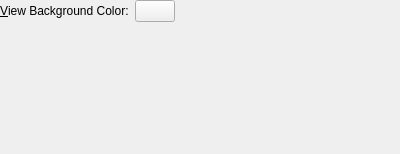
Old version of the form app/configdialog.ui in the repository KDE/gwenview.
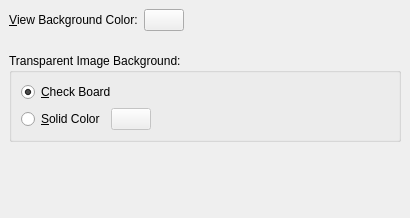
New version of the form. Custom widgets are drawn as their Qt base class.

Commit message: Added configuration ui to be able to define background of transparent images;

Patch:
```diff
--- a/app/configdialog.ui
+++ b/app/configdialog.ui
@@ -5,63 +5,185 @@
    <rect>
     <x>0</x>
     <y>0</y>
-    <width>400</width>
-    <height>154</height>
+    <width>410</width>
+    <height>218</height>
    </rect>
   </property>
-  <layout class="QGridLayout" >
+  <layout class="QVBoxLayout" >
    <property name="margin" >
-    <number>0</number>
+    <number>9</number>
    </property>
    <property name="spacing" >
     <number>6</number>
    </property>
-   <item row="1" column="1" >
+   <item>
+    <layout class="QHBoxLayout" >
+     <property name="margin" >
+      <number>0</number>
+     </property>
+     <property name="spacing" >
+      <number>6</number>
+     </property>
+     <item>
+      <widget class="QLabel" name="label" >
+       <property name="text" >
+        <string>&amp;View Background Color:</string>
+       </property>
+       <property name="buddy" >
+        <cstring>kcfg_ViewBackgroundColor</cstring>
+       </property>
+      </widget>
+     </item>
+     <item>
+      <widget class="KColorButton" name="kcfg_ViewBackgroundColor" >
+       <property name="text" >
+        <string/>
+       </property>
+      </widget>
+     </item>
+     <item>
+      <spacer>
+       <property name="orientation" >
+        <enum>Qt::Horizontal</enum>
+       </property>
+       <property name="sizeHint" >
+        <size>
+         <width>40</width>
+         <height>20</height>
+        </size>
+       </property>
+      </spacer>
+     </item>
+    </layout>
+   </item>
+   <item>
     <spacer>
      <property name="orientation" >
       <enum>Qt::Vertical</enum>
      </property>
+     <property name="sizeType" >
+      <enum>QSizePolicy::Fixed</enum>
+     </property>
      <property name="sizeHint" >
       <size>
        <width>20</width>
-       <height>40</height>
+       <height>16</height>
       </size>
      </property>
     </spacer>
    </item>
-   <item row="0" column="2" >
+   <item>
+    <widget class="KButtonGroup" name="kcfg_AlphaBackgroundMode" >
+     <property name="title" >
+      <string>Transparent Image Background:</string>
+     </property>
+     <property name="flat" >
+      <bool>true</bool>
+     </property>
+     <layout class="QVBoxLayout" >
+      <property name="margin" >
+       <number>9</number>
+      </property>
+      <property name="spacing" >
+       <number>6</number>
+      </property>
+      <item>
+       <layout class="QHBoxLayout" >
+        <property name="margin" >
+         <number>0</number>
+        </property>
+        <property name="spacing" >
+         <number>6</number>
+        </property>
+        <item>
+         <widget class="QRadioButton" name="checkBoardRadioButton" >
+          <property name="text" >
+           <string>&amp;Check Board</string>
+          </property>
+          <property name="checked" >
+           <bool>true</bool>
+          </property>
+         </widget>
+        </item>
+        <item>
+         <spacer>
+          <property name="orientation" >
+           <enum>Qt::Horizontal</enum>
+          </property>
+          <property name="sizeHint" >
+           <size>
+            <width>40</width>
+            <height>20</height>
+           </size>
+          </property>
+         </spacer>
+        </item>
+       </layout>
+      </item>
+      <item>
+       <layout class="QHBoxLayout" >
+        <property name="margin" >
+         <number>0</number>
+        </property>
+        <property name="spacing" >
+         <number>6</number>
+        </property>
+        <item>
+         <widget class="QRadioButton" name="solidColorRadioButton" >
+          <property name="text" >
+           <string>&amp;Solid Color</string>
+          </property>
+         </widget>
+        </item>
+        <item>
+         <widget class="KColorButton" name="kcfg_AlphaBackgroundColor" >
+          <property name="enabled" >
+           <bool>false</bool>
+          </property>
+          <property name="text" >
+           <string/>
+          </property>
+         </widget>
+        </item>
+        <item>
+         <spacer>
+          <property name="orientation" >
+           <enum>Qt::Horizontal</enum>
+          </property>
+          <property name="sizeHint" >
+           <size>
+            <width>40</width>
+            <height>20</height>
+           </size>
+          </property>
+         </spacer>
+        </item>
+       </layout>
+      </item>
+     </layout>
+    </widget>
+   </item>
+   <item>
     <spacer>
      <property name="orientation" >
-      <enum>Qt::Horizontal</enum>
+      <enum>Qt::Vertical</enum>
      </property>
      <property name="sizeHint" >
       <size>
-       <width>40</width>
-       <height>20</height>
+       <width>75</width>
+       <height>51</height>
       </size>
      </property>
     </spacer>
    </item>
-   <item row="0" column="1" >
-    <widget class="KColorButton" name="kcfg_ViewBackgroundColor" >
-     <property name="text" >
-      <string/>
-     </property>
-    </widget>
-   </item>
-   <item row="0" column="0" >
-    <widget class="QLabel" name="label" >
-     <property name="text" >
-      <string>&amp;View Background Color:</string>
-     </property>
-     <property name="buddy" >
-      <cstring>kcfg_ViewBackgroundColor</cstring>
-     </property>
-    </widget>
-   </item>
   </layout>
  </widget>
  <customwidgets>
+  <customwidget>
+   <class>KButtonGroup</class>
+   <extends>QGroupBox</extends>
+   <header>kbuttongroup.h</header>
+  </customwidget>
   <customwidget>
    <class>KColorButton</class>
    <extends>QPushButton</extends>
```
Left out of the diff: 19 changed lines with no effect on the pictures.
